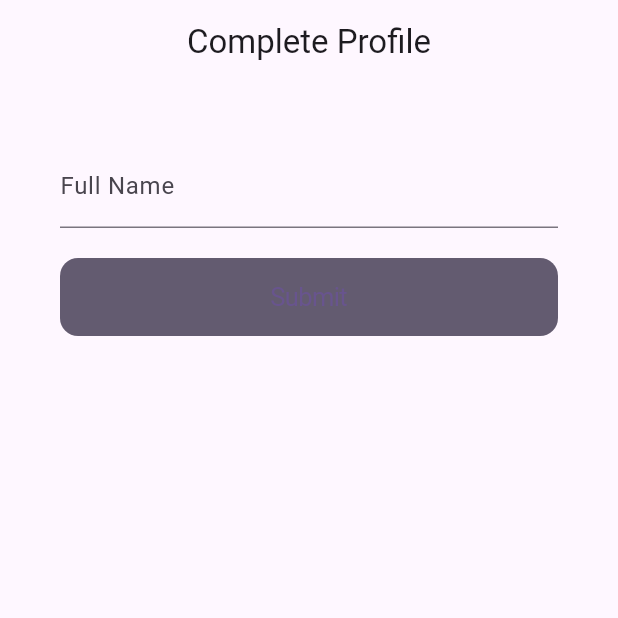
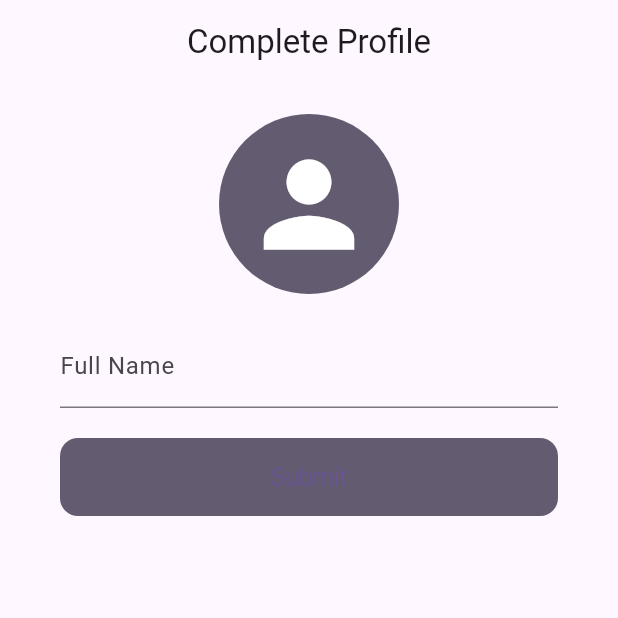
Before and after one commit to bhavin100803/Chat-App, a Flutter app: the CompleteProfile screen opened directly with empty values, on a phone screen of 412 x 824 dp, the top half of it. Run offline on Flutter 3.47's test engine with Material 3 defaults, Android fonts, the phone set to English and light mode, and no system bars; our stand-ins replace cloud_firestore, firebase_auth, firebase_core, firebase_storage, image_picker; accounts and stored records are empty.

Commit message:
update chatapp

```diff
--- a/lib/pages/chatroompage.dart
+++ b/lib/pages/chatroompage.dart
@@ -254,8 +254,7 @@ class _ChatRoomPageState extends State<ChatRoomPage> {
           children: [
             CircleAvatar(
               backgroundColor: Colors.grey[300],
-              backgroundImage:
-                  NetworkImage(widget.targetUser.profilepic.toString()),
+              backgroundImage:AssetImage("assets/img_2.jpg")
             ),
             SizedBox(
               width: 10,
--- a/lib/pages/complateprofile.dart
+++ b/lib/pages/complateprofile.dart
@@ -11,12 +11,13 @@ import 'package:image_picker/image_picker.dart';
 
 import '../models/UserModel.dart';
 
-
 class CompleteProfile extends StatefulWidget {
   final UserModel userModel;
   final User firebaseUser;
 
-  const CompleteProfile({Key? key, required this.userModel, required this.firebaseUser}) : super(key: key);
+  const CompleteProfile(
+      {Key? key, required this.userModel, required this.firebaseUser})
+      : super(key: key);
 
   @override
   State<CompleteProfile> createState() => _complateprofileState();
@@ -27,42 +28,13 @@ class _complateprofileState extends State<CompleteProfile> {
 
   XFile? imageFile;
 
-  //   final picker = ImagePicker();
-  //   if (pickGalleryImage == true) {
-  //     image = await picker.pickImage(source: ImageSource.gallery);
-  //   } else {
-  //     image = await picker.pickImage(source: ImageSource.camera);
-  //   }
-  //
-  //   if (image != null) {
-  //     final croppedImage = await cropImages(image);
-  //   }
-  // }
-  //
-  // Future cropImages(XFile image) async {
-  //   final CroppedFile = await ImageCropper().cropImage(sourcePath: image.path,
-  //   aspectRatioPresets: [
-  //     CropAspectRatioPreset.square,
-  //     CropAspectRatioPreset.ratio4x3,
-  //     CropAspectRatioPreset.original,
-  //     CropAspectRatioPreset.ratio7x5,
-  //     CropAspectRatioPreset.ratio16x9
-  //   ],
-  //     AndroidUiSettings(
-  //
-  //     )
-  //   );
-  //
-  //   return CroppedFile;
-  // }
-
   // void selectImage(ImageSource source) async {
   //   XFile? pickedFile = await ImagePicker().pickImage(source: source);
   //
   //   if (pickedFile != null) {
   //     cropImage(pickedFile);
   //   }
-
+  //
   // void cropImage(XFile file) async {
   // File? croppedImage = await ImageCropper.cropImage(sourcePath: file.path);
   //
@@ -80,22 +52,26 @@ class _complateprofileState extends State<CompleteProfile> {
       print("Please fill all fields");
     } else {
       uploadData();
-
     }
     Navigator.pushReplacement(
       context,
       MaterialPageRoute(builder: (context) {
-        return HomePage(userModel: widget.userModel, firebaseUser: widget.firebaseUser);
+        return HomePage(
+            userModel: widget.userModel, firebaseUser: widget.firebaseUser);
       }),
     );
-      // return homepage(: widget.userModel, firebaseuser: widget.firebaseUser);
+    // return homepage(: widget.userModel, firebaseuser: widget.firebaseUser);
   }
-   void uploadData()async{
-     String fullname = fullNameController.text.trim();
-     widget.userModel.fullname = fullname;
 
-     await FirebaseFirestore.instance.collection("users").doc(widget.userModel.uid).set(widget.userModel.toMap());
-   }
+  void uploadData() async {
+    String fullname = fullNameController.text.trim();
+    widget.userModel.fullname = fullname;
+
+    await FirebaseFirestore.instance
+        .collection("users")
+        .doc(widget.userModel.uid)
+        .set(widget.userModel.toMap());
+  }
 
   void showPhotoOption() {
     showDialog(
@@ -136,26 +112,29 @@ class _complateprofileState extends State<CompleteProfile> {
       ),
       body: SafeArea(
         child: Container(
-          padding: EdgeInsets.symmetric(
-              horizontal: 40
-          ),
+          padding: EdgeInsets.symmetric(horizontal: 40),
           child: ListView(
             children: [
-
-              SizedBox(height: 20,),
-
-
-              SizedBox(height: 20,),
-
+              SizedBox(
+                height: 20,
+              ),
+              CircleAvatar(
+                radius: 60,
+                backgroundColor: Theme.of(context).colorScheme.secondary,
+                child: Icon(Icons.person,color: Colors.white,size: 90,),
+              ),
+              SizedBox(
+                height: 20,
+              ),
               TextField(
                 controller: fullNameController,
                 decoration: InputDecoration(
                   labelText: "Full Name",
                 ),
               ),
-
-              SizedBox(height: 20,),
-
+              SizedBox(
+                height: 20,
+              ),
               CupertinoButton(
                 onPressed: () {
                   checkValue();
@@ -163,7 +142,6 @@ class _complateprofileState extends State<CompleteProfile> {
                 color: Theme.of(context).colorScheme.secondary,
                 child: Text("Submit"),
               ),
-
             ],
           ),
         ),
--- a/lib/pages/homepage.dart
+++ b/lib/pages/homepage.dart
@@ -102,8 +102,7 @@ class _homepageState extends State<HomePage> {
                                   );
                                 },
                                 leading: CircleAvatar(
-                                  backgroundImage: NetworkImage(
-                                      targetUser.profilepic.toString()),
+                                  backgroundImage: AssetImage("assets/img_2.jpg")
                                 ),
                                 title: Text(targetUser.fullname.toString()),
                                 subtitle: (chatRoomModel.lastMessage
@@ -148,13 +147,14 @@ class _homepageState extends State<HomePage> {
         ),
       ),
       floatingActionButton: FloatingActionButton(
+        backgroundColor: Colors.white,
         onPressed: () {
           Navigator.push(context, MaterialPageRoute(builder: (context) {
             return SearchPage(
                 userModel: widget.userModel, firebaseUser: widget.firebaseUser);
           }));
         },
-        child: Icon(Icons.search),
+        child: Icon(Icons.search,color: Colors.black,size: 28,),
       ),
     );
   }
--- a/lib/pages/searchpage.dart
+++ b/lib/pages/searchpage.dart
@@ -121,7 +121,7 @@ class _searchpageState extends State<SearchPage > {
                               }
                             },
                             leading: CircleAvatar(
-                              backgroundImage: NetworkImage(searchedUser.profilepic!),
+                              backgroundImage: AssetImage("assets/img_2.jpg"),
                               backgroundColor: Colors.grey[500],
                             ),
                             title: Text(searchedUser.fullname!),
```
Also changed, not shown: pubspec.yaml (+7 -0 lines), assets/icon1.jpeg (added), assets/logo.png (added), pubspec.lock, 28 other files.
